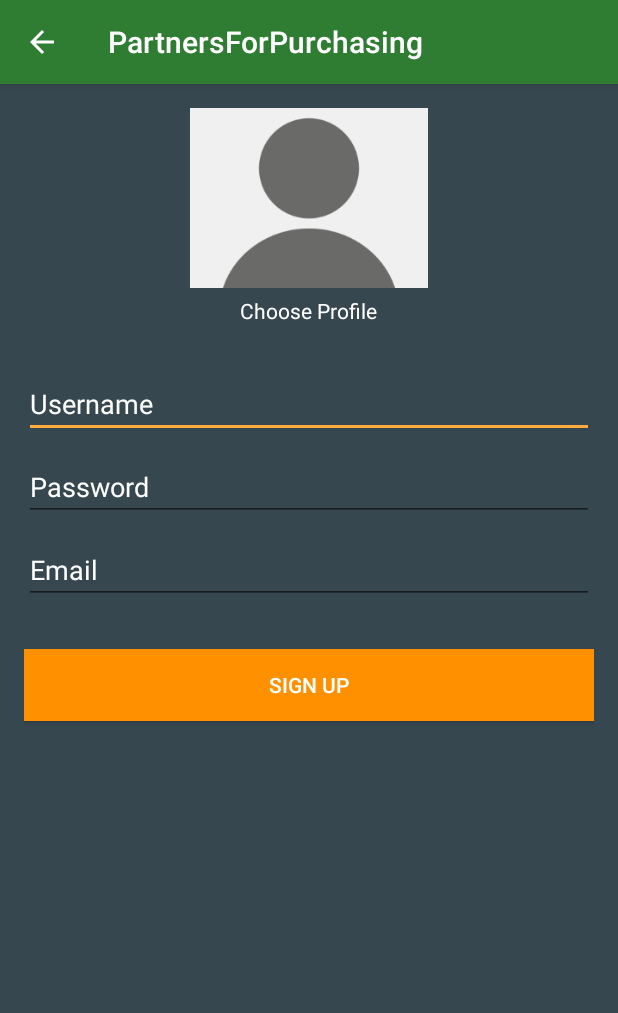
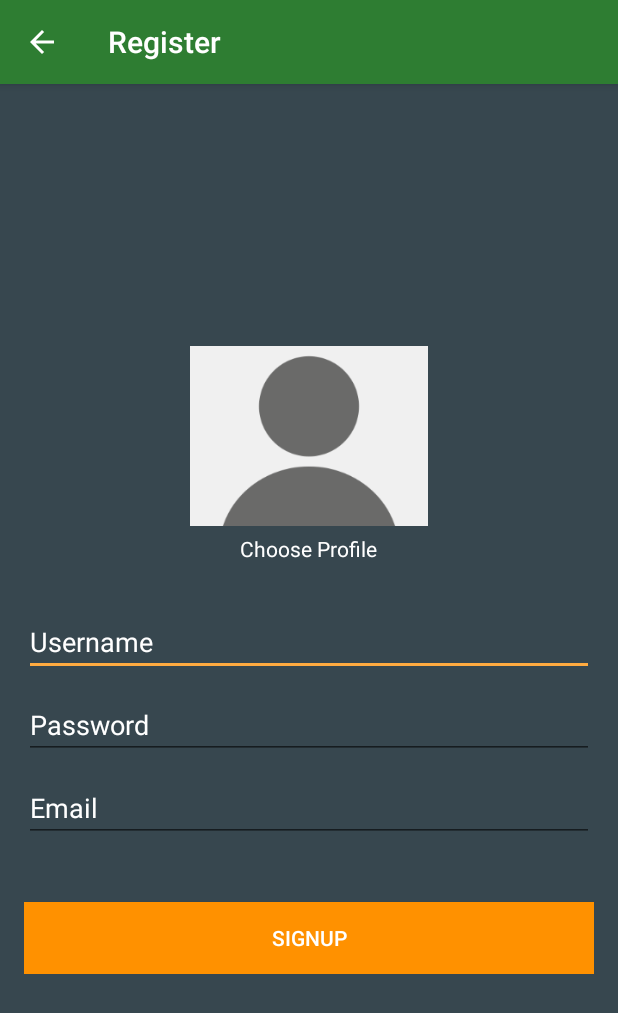
Before and after one commit to kaowneaw/PartnersForPurchasing, an Android app: the RegisterActivity screen opened directly, with no data from a screen before it, on a phone screen of 412 x 824 dp. Shown: the top 1013 px of the screen. Run offline under Robolectric (Android 15) with nearby library versions, the phone set to English and light mode, and no system bars; our stand-ins replace ButterKnife, Picasso; pictures from the network do not load.

Commit message:
เปลี่ยนสไตล์

```diff
--- a/app/src/main/java/su/ict/business59/partnersforpurchasing/ProductDetailActivity.java
+++ b/app/src/main/java/su/ict/business59/partnersforpurchasing/ProductDetailActivity.java
@@ -30,6 +30,8 @@ public class ProductDetailActivity extends AppCompatActivity implements BaseSlid
     TextView product_desc;
     @Bind(R.id.product_price)
     TextView product_price;
+    @Bind(R.id.category_name)
+    TextView category_name;
 
     @Override
     protected void onCreate(Bundle savedInstanceState) {
@@ -45,6 +47,7 @@ public class ProductDetailActivity extends AppCompatActivity implements BaseSlid
     private void init() {
         product_name.setText(this.productObj.getProductName());
         product_desc.setText(this.productObj.getProductDesc());
+        category_name.setText(this.productObj.getCatName());
         product_price.setText(String.valueOf(this.productObj.getProductPrice()) + " บาท");
         HashMap<Integer, String> url_maps = new HashMap<>();
         String host = getResources().getString(R.string.host);
--- a/app/src/main/java/su/ict/business59/partnersforpurchasing/RegisterActivity.java
+++ b/app/src/main/java/su/ict/business59/partnersforpurchasing/RegisterActivity.java
@@ -32,7 +32,7 @@ import okhttp3.ResponseBody;
 import retrofit2.Call;
 import retrofit2.Callback;
 import retrofit2.Response;
-import su.ict.business59.partnersforpurchasing.interfaces.AuthenApi;
+import su.ict.business59.partnersforpurchasing.interfaces.AuthService;
 import su.ict.business59.partnersforpurchasing.models.BaseResponse;
 import su.ict.business59.partnersforpurchasing.utills.FileUtils;
 import su.ict.business59.partnersforpurchasing.utills.ImageUtils;
@@ -63,7 +63,7 @@ public class RegisterActivity extends AppCompatActivity implements View.OnClickL
         bt1.setOnClickListener(this);
         imv.setOnClickListener(this);
         getSupportActionBar().setDisplayHomeAsUpEnabled(true);
-
+        getSupportActionBar().setTitle("Register");
     }
 
     @Override
@@ -104,7 +104,7 @@ public class RegisterActivity extends AppCompatActivity implements View.OnClickL
     private void signUp() {
         if (!vlidateForm()) return;
         progress = ProgressDialog.show(this, "SignUp", "Saving...", true);
-        AuthenApi service = ServiceGenerator.createService(AuthenApi.class);
+        AuthService service = ServiceGenerator.createService(AuthService.class);
         // create part for file (photo, video, ...)
         MultipartBody.Part body = prepareFilePart("img", selectedImage);
         // create a map of data to pass along
--- a/app/src/main/java/su/ict/business59/partnersforpurchasing/fragment/FeedFragment.java
+++ b/app/src/main/java/su/ict/business59/partnersforpurchasing/fragment/FeedFragment.java
@@ -5,7 +5,6 @@ import android.support.annotation.Nullable;
 import android.support.design.widget.TabLayout;
 import android.support.v4.app.Fragment;
 import android.support.v4.view.ViewPager;
-import android.support.v7.app.ActionBarActivity;
 import android.view.LayoutInflater;
 import android.view.Menu;
 import android.view.View;
@@ -26,7 +25,7 @@ public class FeedFragment extends Fragment {
     @Nullable
     @Override
     public View onCreateView(LayoutInflater inflater, ViewGroup container, Bundle savedInstanceState) {
-        rootView = inflater.inflate(R.layout.feed_layout, container, false);
+        rootView = inflater.inflate(R.layout.feed_fragment, container, false);
         tabLayout = (TabLayout) rootView.findViewById(R.id.tabs);
         viewPager = (ViewPager) rootView.findViewById(R.id.viewpager);
         viewPager.setAdapter(new TabAdapter(getChildFragmentManager()));
--- a/app/src/main/java/su/ict/business59/partnersforpurchasing/fragment/ProductFragment.java
+++ b/app/src/main/java/su/ict/business59/partnersforpurchasing/fragment/ProductFragment.java
@@ -4,7 +4,7 @@ import android.content.Intent;
 import android.os.Bundle;
 import android.support.annotation.Nullable;
 import android.support.v4.app.Fragment;
-import android.support.v7.widget.LinearLayoutManager;
+import android.support.v7.widget.GridLayoutManager;
 import android.support.v7.widget.RecyclerView;
 import android.util.Log;
 import android.view.LayoutInflater;
@@ -51,7 +51,7 @@ public class ProductFragment extends Fragment {
     @Nullable
     @Override
     public View onCreateView(LayoutInflater inflater, ViewGroup container, Bundle savedInstanceState) {
-        View myView = inflater.inflate(R.layout.product_layout, container, false);
+        View myView = inflater.inflate(R.layout.fragment_product, container, false);
         productRc = (RecyclerView) myView.findViewById(R.id.productRc);
         productRc.setHasFixedSize(true);
         ButterKnife.bind(getActivity(), myView);
@@ -79,7 +79,7 @@ public class ProductFragment extends Fragment {
                         }
                     });
                     productRc.setAdapter(adapter);
-                    productRc.setLayoutManager(new LinearLayoutManager(getActivity()));
+                    productRc.setLayoutManager(new GridLayoutManager(getActivity(), 2));
                     adapter.notifyDataSetChanged();
                 } else {
                     Toast.makeText(getActivity(), response.errorBody().toString(), Toast.LENGTH_SHORT).show();
--- a/app/src/main/java/su/ict/business59/partnersforpurchasing/interfaces/AuthenApi.java
+++ b/app/src/main/java/su/ict/business59/partnersforpurchasing/interfaces/AuthService.java
@@ -19,7 +19,7 @@ import su.ict.business59.partnersforpurchasing.models.User;
  * Created by Lenovo on 19/11/2559.
  */
 
-public interface AuthenApi {
+public interface AuthService {
 
     @FormUrlEncoded
     @POST("login")
--- a/app/src/main/res/layout/activity_register.xml
+++ b/app/src/main/res/layout/activity_register.xml
@@ -5,12 +5,22 @@
     android:layout_width="match_parent"
     android:layout_height="match_parent"
     android:background="@color/colorBg"
+    android:gravity="center"
+    android:orientation="vertical"
+    tools:context="su.ict.business59.partnersforpurchasing.RegisterActivity">
+
+    <ScrollView
+        android:layout_width="match_parent"
+        android:layout_height="wrap_content">
+
+        <LinearLayout
+            android:layout_width="match_parent"
+            android:layout_height="wrap_content"
             android:orientation="vertical"
             android:paddingBottom="@dimen/activity_vertical_margin"
             android:paddingLeft="@dimen/activity_horizontal_margin"
             android:paddingRight="@dimen/activity_horizontal_margin"
-    android:paddingTop="@dimen/activity_vertical_margin"
-    tools:context="su.ict.business59.partnersforpurchasing.RegisterActivity">
+            android:paddingTop="@dimen/activity_vertical_margin">
 
             <ImageView
                 android:id="@+id/imgv"
@@ -23,50 +33,51 @@
                 android:layout_width="wrap_content"
                 android:layout_height="wrap_content"
                 android:layout_gravity="center"
-        android:textColor="@android:color/white"
                 android:layout_marginTop="5dp"
-        android:text="Choose Profile" />
+                android:text="Choose Profile"
+                android:textColor="@android:color/white" />
 
             <EditText
                 android:id="@+id/user2"
                 android:layout_width="match_parent"
                 android:layout_height="wrap_content"
                 android:layout_marginTop="30dp"
+                android:hint="@string/username"
+                android:inputType="text"
+                android:maxLines="1"
                 android:textColor="@android:color/white"
-        android:textColorHint="@android:color/white"
-        android:hint="Username"
-        android:inputType="text"
-        android:maxLines="1" />
+                android:textColorHint="@android:color/white" />
 
             <EditText
                 android:id="@+id/pass2"
                 android:layout_width="match_parent"
                 android:layout_height="wrap_content"
                 android:layout_marginTop="10dp"
-        android:textColor="@android:color/white"
-        android:textColorHint="@android:color/white"
                 android:hint="@string/password"
                 android:inputType="textPassword"
-        android:maxLines="1" />
+                android:maxLines="1"
+                android:textColor="@android:color/white"
+                android:textColorHint="@android:color/white" />
 
             <EditText
                 android:id="@+id/email"
                 android:layout_width="match_parent"
                 android:layout_height="wrap_content"
+                android:layout_marginTop="10dp"
+                android:hint="@string/email"
+                android:inputType="textEmailAddress"
+                android:maxLines="1"
                 android:textColor="@android:color/white"
-        android:textColorHint="@android:color/white"
-        android:layout_marginTop="10dp"
-        android:hint="Email"
-        android:inputType="textEmailAddress"
-        android:maxLines="1" />
+                android:textColorHint="@android:color/white" />
 
             <Button
                 android:id="@+id/btregis"
                 android:layout_width="match_parent"
                 android:layout_height="wrap_content"
-        android:layout_marginTop="30dp"
+                android:layout_marginTop="40dp"
                 android:background="@color/orange"
-        android:text="Sign Up"
+                android:text="@string/signup"
                 android:textColor="@android:color/white" />
-
         </LinearLayout>
+    </ScrollView>
+</LinearLayout>
--- a/app/src/main/res/layout/product_layout.xml
+++ b/app/src/main/res/layout/fragment_product.xml
@@ -2,6 +2,7 @@
 <LinearLayout xmlns:android="http://schemas.android.com/apk/res/android"
     android:layout_width="match_parent"
     android:layout_height="match_parent"
+    android:background="@color/baseBg"
     android:orientation="vertical">
 
     <android.support.v7.widget.RecyclerView
--- a/app/src/main/res/menu/activity_home_drawer.xml
+++ b/app/src/main/res/menu/activity_home_drawer.xml
@@ -8,7 +8,7 @@
             android:title="@string/feeds" />
         <item
             android:id="@+id/nav_product"
-            android:icon="@mipmap/product_ico"
+            android:icon="@mipmap/product_default"
             android:title="@string/product" />
         <item
             android:id="@+id/nav_logout"
--- a/app/src/main/res/values/colors.xml
+++ b/app/src/main/res/values/colors.xml
@@ -1,9 +1,10 @@
 <?xml version="1.0" encoding="utf-8"?>
 <resources>
     <color name="colorPrimary">#2E7D32</color>
-    <color name="colorPrimaryDark">#558B2F</color>
+    <color name="colorPrimaryDark">#8BC34A</color>
     <color name="colorAccent">#FFAB40</color>
     <color name="colorBg">#37474F</color>
     <color name="orange">#FF9100</color>
     <color name="blue">#1565C0</color>
+    <color name="baseBg">#EEEEEE</color>
 </resources>
--- a/app/src/main/res/values/strings.xml
+++ b/app/src/main/res/values/strings.xml
@@ -33,4 +33,7 @@
     <string name="soi">Soi</string>
     <string name="room">Room</string>
     <string name="promotion">Promotion</string>
+    <string name="signup">SignUp</string>
+    <string name="signin">SignIn</string>
+    <string name="category">Category</string>
 </resources>
--- a/build.gradle
+++ b/build.gradle
@@ -5,7 +5,7 @@ buildscript {
         jcenter()
     }
     dependencies {
-        classpath 'com.android.tools.build:gradle:2.2.2'
+        classpath 'com.android.tools.build:gradle:2.2.3'
 
         // NOTE: Do not place your application dependencies here; they belong
         // in the individual module build.gradle files
```
Also changed, not shown: app/src/main/java/su/ict/business59/partnersforpurchasing/MainActivity.java (+3 -6 lines), app/src/main/java/su/ict/business59/partnersforpurchasing/models/Product.java (+25 -12 lines), app/src/main/res/layout/activity_main.xml (+20 -10 lines), app/src/main/res/layout/activity_product_detail.xml (+13 -0 lines), app/src/main/res/layout/content_profile.xml (deleted, +0 -16 lines), app/src/main/res/layout/product_item.xml (+31 -24 lines), app/src/main/res/layout/feed_fragment.xml (renamed from app/src/main/res/layout/feed_layout.xml), app/src/main/res/mipmap-xhdpi/product_default.png, app/src/main/res/mipmap-xhdpi/product_ico.png (deleted). Lines whose indentation alone changed are shown as unchanged.
